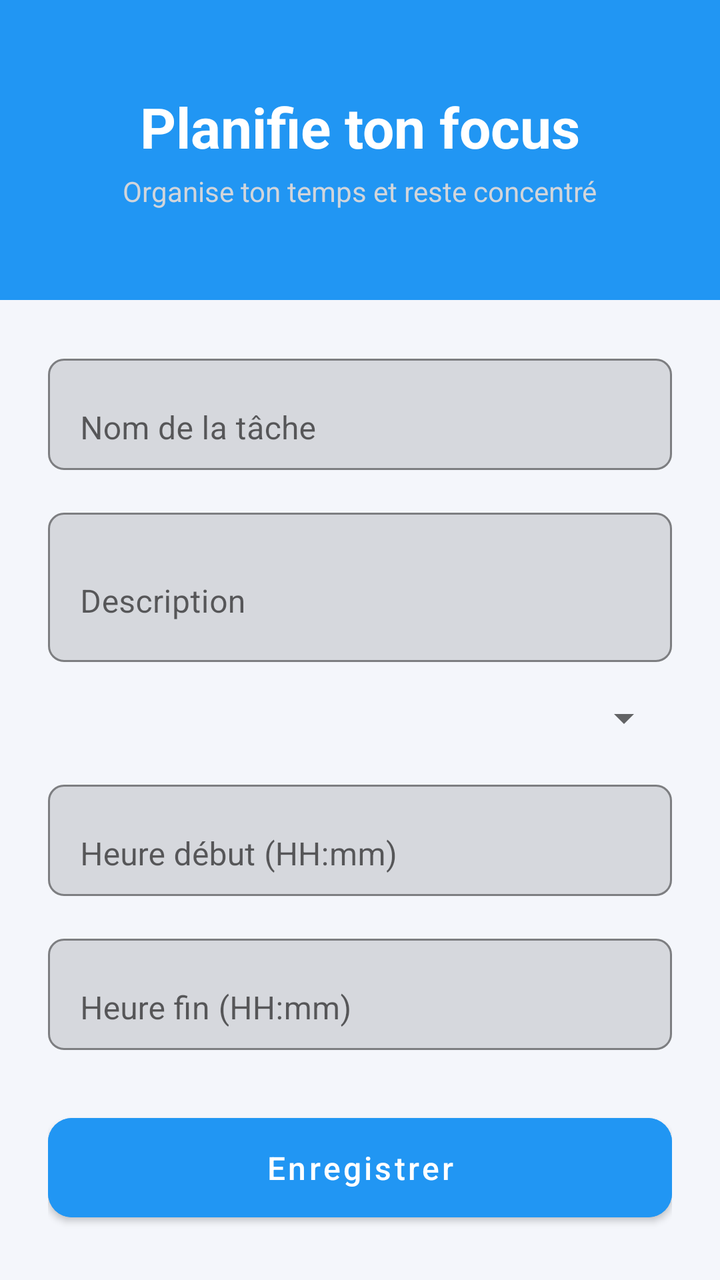
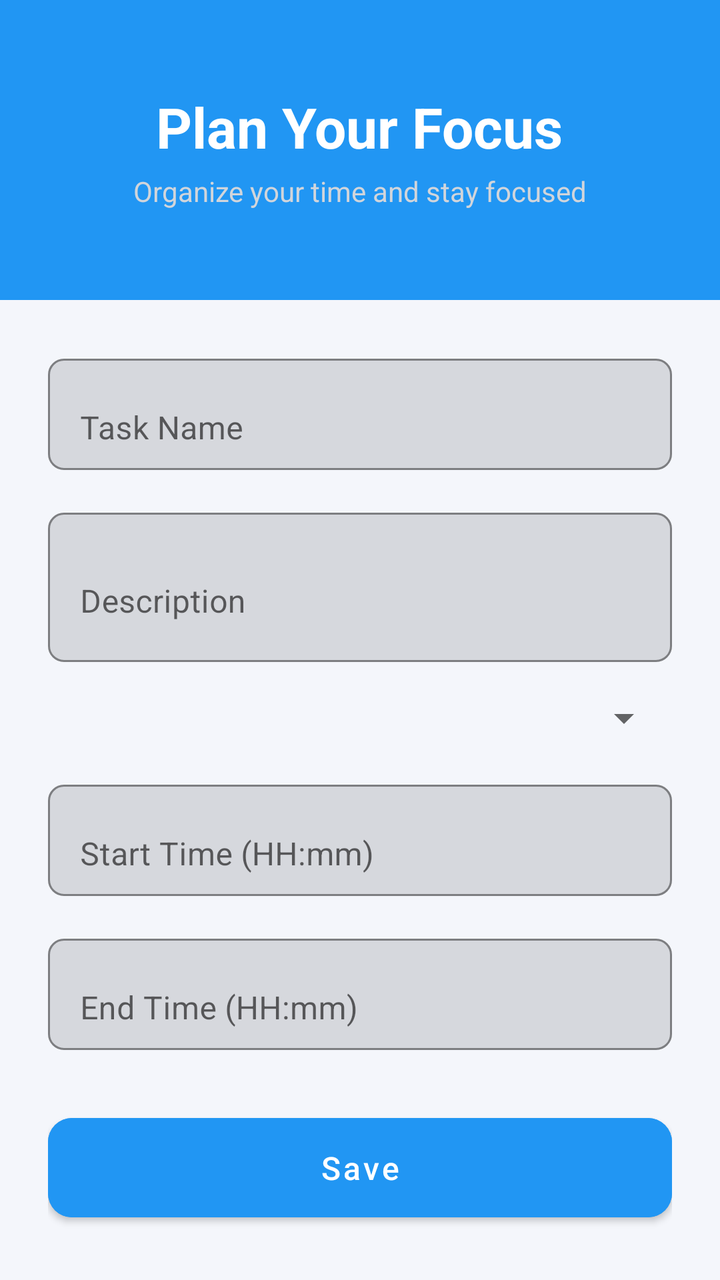

Compare the two renders of this Android layout. The source of the first and the diff that turns it into the second are given below.
<!-- AndroidManifest.xml: application theme Theme.DevVibe -->
<!-- res/layout/activity_add_edit_task.xml -->
<?xml version="1.0" encoding="utf-8"?>
<androidx.constraintlayout.widget.ConstraintLayout
    xmlns:android="http://schemas.android.com/apk/res/android"
    xmlns:app="http://schemas.android.com/apk/res-auto"
    android:layout_width="match_parent"
    android:layout_height="match_parent"
    android:background="#F4F6FB">

    
    <LinearLayout
        android:id="@+id/headerBanner"
        android:layout_width="0dp"
        android:layout_height="150dp"
        android:orientation="vertical"
        android:gravity="center"
        android:background="#2196F3"
        app:layout_constraintTop_toTopOf="parent"
        app:layout_constraintStart_toStartOf="parent"
        app:layout_constraintEnd_toEndOf="parent">

        <TextView
            android:id="@+id/formTitle"
            android:layout_width="wrap_content"
            android:layout_height="wrap_content"
            android:text="Planifie ton focus"
            android:textColor="#FFFFFF"
            android:textSize="28sp"
            android:textStyle="bold"/>

        <TextView
            android:id="@+id/formSubtitle"
            android:layout_width="wrap_content"
            android:layout_height="wrap_content"
            android:text="Organise ton temps et reste concentré"
            android:textColor="#D1D5DB"
            android:textSize="14sp"
            android:layout_marginTop="4dp"/>
    </LinearLayout>

    
    <ScrollView
        android:layout_width="0dp"
        android:layout_height="0dp"
        android:fillViewport="true"
        app:layout_constraintTop_toBottomOf="@id/headerBanner"
        app:layout_constraintBottom_toBottomOf="parent"
        app:layout_constraintStart_toStartOf="parent"
        app:layout_constraintEnd_toEndOf="parent"
        android:padding="24dp">

        <LinearLayout
            android:layout_width="match_parent"
            android:layout_height="wrap_content"
            android:orientation="vertical"
            android:gravity="center_horizontal"
            android:spacing="16dp">

            
            <com.google.android.material.textfield.TextInputLayout
                android:layout_width="match_parent"
                android:layout_height="wrap_content"
                android:hint="Nom de la tâche"
                app:boxBackgroundMode="outline"
                app:boxStrokeColor="#D1D5DB"
                app:boxCornerRadiusTopStart="8dp"
                app:boxCornerRadiusTopEnd="8dp"
                app:boxCornerRadiusBottomStart="8dp"
                app:boxCornerRadiusBottomEnd="8dp">

                <com.google.android.material.textfield.TextInputEditText
                    android:id="@+id/editTitle"
                    android:layout_width="match_parent"
                    android:layout_height="wrap_content"
                    android:inputType="textCapWords"/>
            </com.google.android.material.textfield.TextInputLayout>

            
            <com.google.android.material.textfield.TextInputLayout
                android:layout_width="match_parent"
                android:layout_height="wrap_content"
                android:layout_marginTop="16dp"
                android:hint="Description"
                app:boxBackgroundMode="outline"
                app:boxStrokeColor="#D1D5DB"
                app:boxCornerRadiusTopStart="8dp"
                app:boxCornerRadiusTopEnd="8dp"
                app:boxCornerRadiusBottomStart="8dp"
                app:boxCornerRadiusBottomEnd="8dp">

                <com.google.android.material.textfield.TextInputEditText
                    android:id="@+id/editDescription"
                    android:layout_width="match_parent"
                    android:layout_height="wrap_content"
                    android:minLines="2"
                    android:inputType="textMultiLine"/>
            </com.google.android.material.textfield.TextInputLayout>

            
            <com.google.android.material.textfield.TextInputLayout
                android:layout_width="match_parent"
                android:layout_height="wrap_content"
                android:layout_marginTop="16dp"
                android:hint="Type de tâche"
                app:boxBackgroundMode="outline"
                app:boxStrokeColor="#D1D5DB"
                app:boxCornerRadiusTopStart="8dp"
                app:boxCornerRadiusTopEnd="8dp"
                app:boxCornerRadiusBottomStart="8dp"
                app:boxCornerRadiusBottomEnd="8dp">

                <Spinner
                    android:id="@+id/spinnerType"
                    android:layout_width="match_parent"
                    android:layout_height="wrap_content"
                    android:spinnerMode="dropdown"/>
            </com.google.android.material.textfield.TextInputLayout>

            
            <com.google.android.material.textfield.TextInputLayout
                android:layout_width="match_parent"
                android:layout_height="wrap_content"
                android:layout_marginTop="16dp"
                android:hint="Heure début (HH:mm)"
                app:boxBackgroundMode="outline"
                app:boxStrokeColor="#D1D5DB"
                app:boxCornerRadiusTopStart="8dp"
                app:boxCornerRadiusTopEnd="8dp"
                app:boxCornerRadiusBottomStart="8dp"
                app:boxCornerRadiusBottomEnd="8dp">

                <com.google.android.material.textfield.TextInputEditText
                    android:id="@+id/editStartTime"
                    android:layout_width="match_parent"
                    android:layout_height="wrap_content"
                    android:inputType="time"/>
            </com.google.android.material.textfield.TextInputLayout>

            
            <com.google.android.material.textfield.TextInputLayout
                android:layout_width="match_parent"
                android:layout_height="wrap_content"
                android:layout_marginTop="16dp"
                android:hint="Heure fin (HH:mm)"
                app:boxBackgroundMode="outline"
                app:boxStrokeColor="#D1D5DB"
                app:boxCornerRadiusTopStart="8dp"
                app:boxCornerRadiusTopEnd="8dp"
                app:boxCornerRadiusBottomStart="8dp"
                app:boxCornerRadiusBottomEnd="8dp">

                <com.google.android.material.textfield.TextInputEditText
                    android:id="@+id/editEndTime"
                    android:layout_width="match_parent"
                    android:layout_height="wrap_content"
                    android:inputType="time"/>
            </com.google.android.material.textfield.TextInputLayout>

            
            <com.google.android.material.button.MaterialButton
                android:id="@+id/btnSave"
                android:layout_width="match_parent"
                android:layout_height="wrap_content"
                android:layout_marginTop="28dp"
                android:backgroundTint="#2196F3"
                android:text="Enregistrer"
                android:textAllCaps="false"
                android:textColor="#FFFFFF"
                android:textSize="16sp"
                app:cornerRadius="12dp"
                android:padding="14dp"/>
        </LinearLayout>
    </ScrollView>

</androidx.constraintlayout.widget.ConstraintLayout>
<!-- resources referenced by this layout -->
<resources>
  <style name="Theme.DevVibe" parent="Base.Theme.DevVibe" />
  <style name="Base.Theme.DevVibe" parent="Theme.MaterialComponents.DayNight.NoActionBar">
          
          
      </style>
</resources>

<!-- the commit's change to res/layout/activity_add_edit_task.xml (unified diff, before → after) -->
@@ -22,7 +22,7 @@
             android:id="@+id/formTitle"
             android:layout_width="wrap_content"
             android:layout_height="wrap_content"
-            android:text="Planifie ton focus"
+            android:text="Plan Your Focus"
             android:textColor="#FFFFFF"
             android:textSize="28sp"
             android:textStyle="bold"/>
@@ -31,7 +31,7 @@
             android:id="@+id/formSubtitle"
             android:layout_width="wrap_content"
             android:layout_height="wrap_content"
-            android:text="Organise ton temps et reste concentré"
+            android:text="Organize your time and stay focused"
             android:textColor="#D1D5DB"
             android:textSize="14sp"
             android:layout_marginTop="4dp"/>
@@ -59,7 +59,7 @@
             <com.google.android.material.textfield.TextInputLayout
                 android:layout_width="match_parent"
                 android:layout_height="wrap_content"
-                android:hint="Nom de la tâche"
+                android:hint="Task Name"
                 app:boxBackgroundMode="outline"
                 app:boxStrokeColor="#D1D5DB"
                 app:boxCornerRadiusTopStart="8dp"
@@ -100,7 +100,7 @@
                 android:layout_width="match_parent"
                 android:layout_height="wrap_content"
                 android:layout_marginTop="16dp"
-                android:hint="Type de tâche"
+                android:hint="Task Type"
                 app:boxBackgroundMode="outline"
                 app:boxStrokeColor="#D1D5DB"
                 app:boxCornerRadiusTopStart="8dp"
@@ -120,7 +120,7 @@
                 android:layout_width="match_parent"
                 android:layout_height="wrap_content"
                 android:layout_marginTop="16dp"
-                android:hint="Heure début (HH:mm)"
+                android:hint="Start Time (HH:mm)"
                 app:boxBackgroundMode="outline"
                 app:boxStrokeColor="#D1D5DB"
                 app:boxCornerRadiusTopStart="8dp"
@@ -140,7 +140,7 @@
                 android:layout_width="match_parent"
                 android:layout_height="wrap_content"
                 android:layout_marginTop="16dp"
-                android:hint="Heure fin (HH:mm)"
+                android:hint="End Time (HH:mm)"
                 app:boxBackgroundMode="outline"
                 app:boxStrokeColor="#D1D5DB"
                 app:boxCornerRadiusTopStart="8dp"
@@ -162,7 +162,7 @@
                 android:layout_height="wrap_content"
                 android:layout_marginTop="28dp"
                 android:backgroundTint="#2196F3"
-                android:text="Enregistrer"
+                android:text="Save"
                 android:textAllCaps="false"
                 android:textColor="#FFFFFF"
                 android:textSize="16sp"
